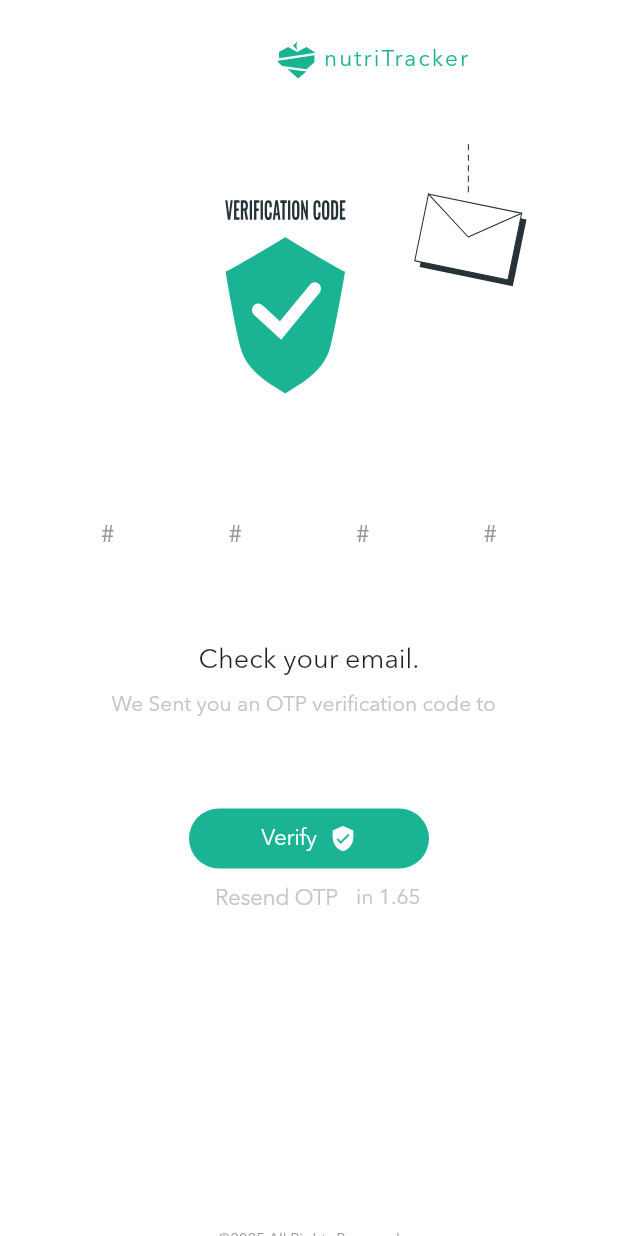
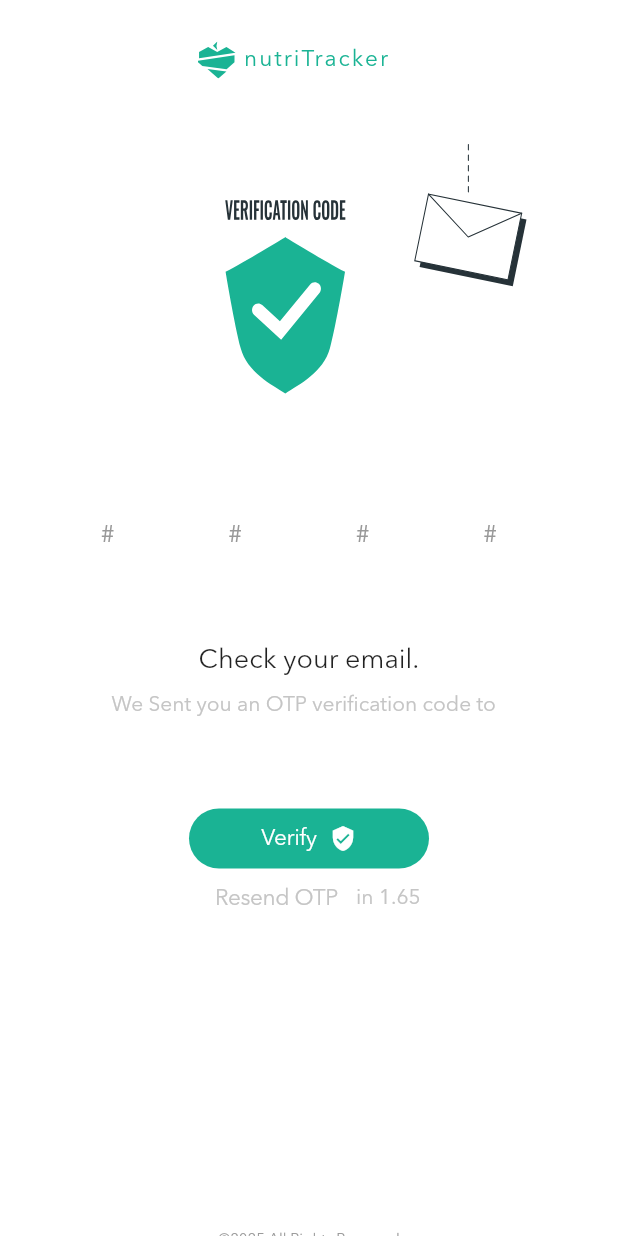
Before and after one commit to FredericBicandi/Nutriverse, a Flutter app: the VerifyOtp screen opened directly, on a phone screen of 412 x 824 dp. Run offline on Flutter 3.47's test engine with Material 3 defaults, Android fonts, the light colour scheme and no system bars; our stand-ins replace flutter_svg, image_picker, supabase_flutter, video_player; missing offline and left inert: cupertino_modal_sheet; accounts and stored records are empty.

Commit message:
done some fixes

```diff
--- a/lib/Controller/dashboard/dashboard.dart
+++ b/lib/Controller/dashboard/dashboard.dart
@@ -1,5 +1,3 @@
-import 'package:nutritracker/View/surveys/survey1.dart';
-
 import '../../Model/users/get_user_info.dart';
 import '../../includes.dart';
 
--- a/lib/View/otp_screen/verify_otp.dart
+++ b/lib/View/otp_screen/verify_otp.dart
@@ -5,6 +5,7 @@
 import '../../includes.dart';
 
 class _VerifyOtpState extends State<VerifyOtp> {
+
   @override
   void initState() {
     super.initState();
@@ -12,7 +13,15 @@
 
     if (remainingSeconds > 0 && timer?.isActive != true) {
       startTimer((int secondsLeft) {
-        setState(() => currentSeconds = secondsLeft);
+        setState(() {
+          currentSeconds = secondsLeft;
+
+          if (secondsLeft / 60 == 0.00) {
+            color = primaryColor;
+          } else {
+            color = fade;
+          }
+        });
       });
     }
   }
@@ -183,9 +192,7 @@
                   ),
                   Text(
                     "in ${(currentSeconds / 60).toStringAsFixed(2)}",
-                    style: TextStyle(
-                      color: Color(fade),
-                    ),
+                    style: TextStyle(color: Color(fade)),
                   ),
                 ],
               ),
--- a/lib/Widgets/appbar.dart
+++ b/lib/Widgets/appbar.dart
@@ -2,15 +2,19 @@
 import '../includes.dart';
 
 class Appbar extends StatelessWidget {
-  const Appbar({super.key});
+  const Appbar({
+    super.key,
+    this.left = 60,
+  });
+
+  final double left;
 
   @override
   Widget build(BuildContext context) {
     return Row(
-      mainAxisAlignment: MainAxisAlignment.center,
       children: [
         Padding(
-          padding: const EdgeInsets.fromLTRB(30, 0, 0, 0),
+          padding: EdgeInsets.only(left: left),
           child: SvgPicture.asset(
             "assets/images/NutriTracker.svg",
             colorFilter: ColorFilter.mode(
@@ -43,7 +47,8 @@
       mainAxisAlignment: MainAxisAlignment.end,
       children: [
         SizedBox(
-            width: sizeOf(context, 0.60), child: const Center(child: Appbar())),
+            width: sizeOf(context, 0.60),
+            child: const Center(child: Appbar(left: 60))),
         ImageButton(
           onClick: () => navigateTo(context, const ProfileScreen()),
           urlImage: imageUrl == null ? false : true,
--- a/lib/main.dart
+++ b/lib/main.dart
@@ -1,5 +1,4 @@
 import 'package:flutter/material.dart';
-import 'package:nutritracker/View/surveys/survey1.dart';
 import 'includes.dart';
 
 void main() async {
@@ -47,7 +46,7 @@
         ),
       ),
       //TODO:: test the image thing
-      home: const WelcomeScreen(),
+      home: const EmailVerification(),
     );
   }
 }
```
Also changed, not shown: lib/View/create_account_screen/create_account.dart (+10 -4 lines), lib/View/email_verification/edit_email.dart (+9 -16 lines), lib/View/email_verification/email_verification.dart (+27 -21 lines), lib/View/forget_password_screen/forget_password.dart (+13 -4 lines), lib/View/forget_password_screen/password_reset.dart (+8 -7 lines), lib/View/login_screen/login_sheet.dart (+11 -9 lines), 1 other file.
